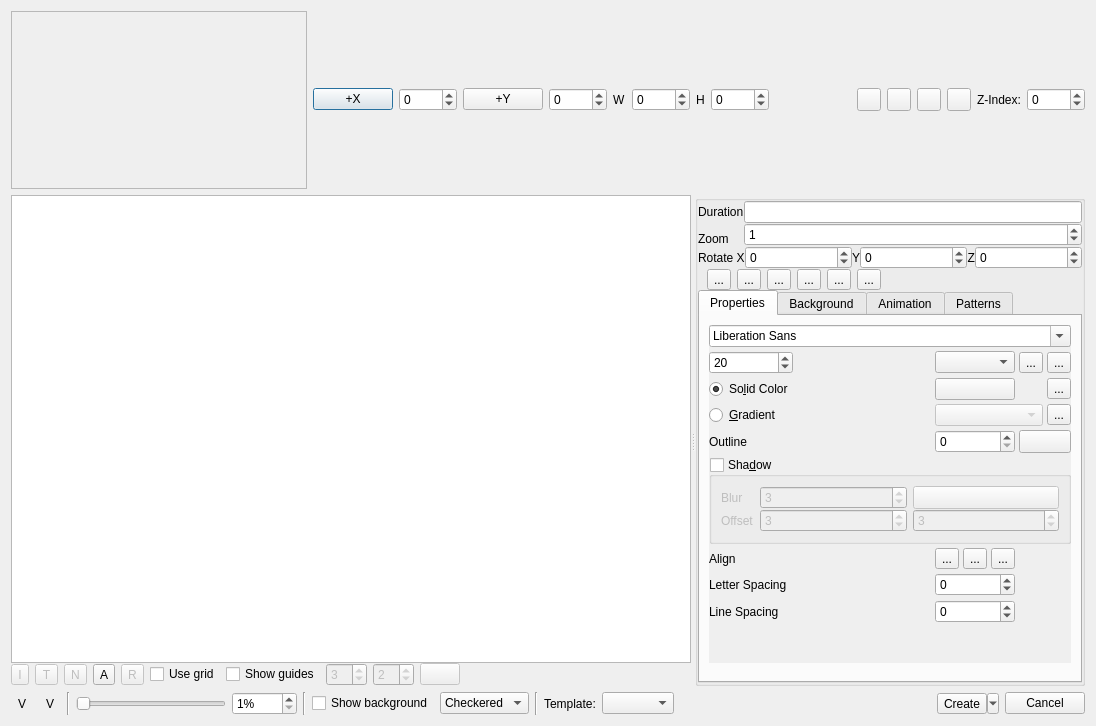
The window that src/ui/titlewidget_ui.ui (KDE/kdenlive) describes before a commit, drawn with Qt 5.
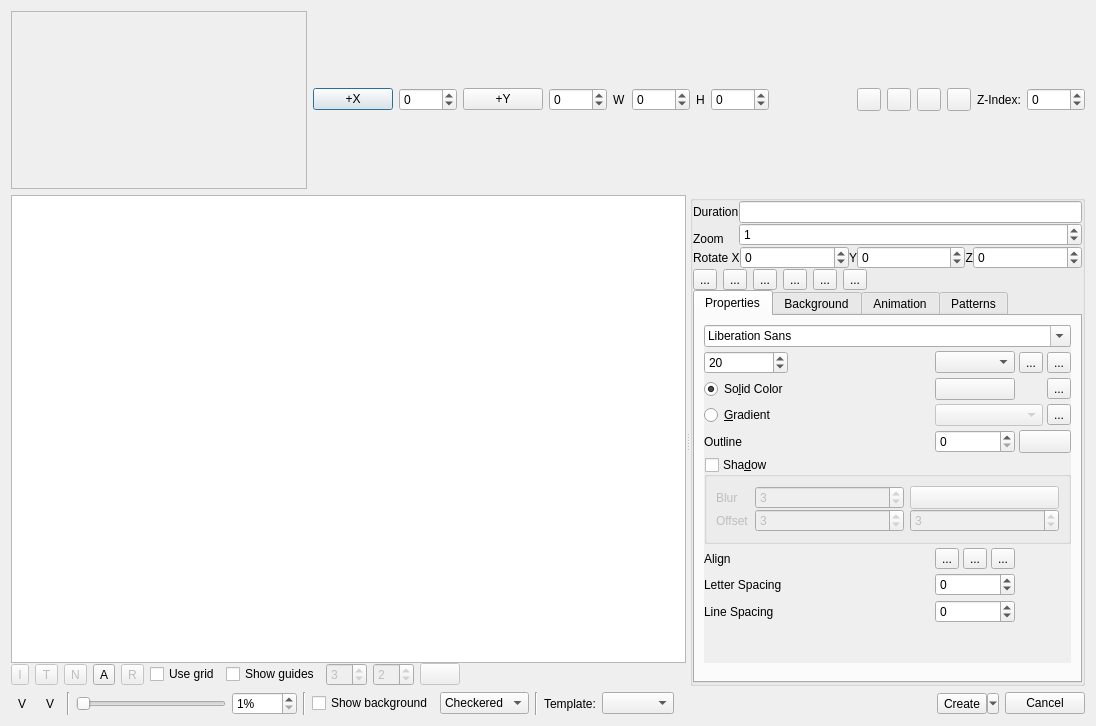
The same window after the commit. Custom widgets are drawn as their Qt base class.

Commit message: Titler: minor ui improvements Related to #412

What changed in the file:
```diff
--- a/src/ui/titlewidget_ui.ui
+++ b/src/ui/titlewidget_ui.ui
@@ -512,9 +512,15 @@
           <enum>QFrame::Plain</enum>
          </property>
          <layout class="QHBoxLayout" name="horizontalLayout_2">
+          <property name="leftMargin">
+           <number>0</number>
+          </property>
           <property name="topMargin">
            <number>0</number>
           </property>
+          <property name="rightMargin">
+           <number>0</number>
+          </property>
           <property name="bottomMargin">
            <number>0</number>
           </property>
@@ -567,7 +573,7 @@
             </property>
             <property name="sizeHint" stdset="0">
              <size>
-              <width>40</width>
+              <width>110</width>
               <height>20</height>
              </size>
             </property>
@@ -643,7 +649,7 @@
                    <rect>
                     <x>0</x>
                     <y>0</y>
-                    <width>396</width>
+                    <width>373</width>
                     <height>433</height>
                    </rect>
                   </property>
```
